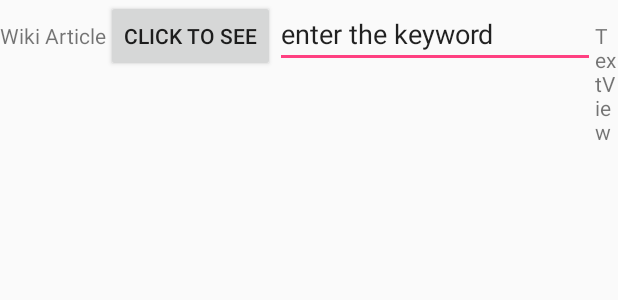
After one commit to vermas7988/laddu, an Android app: the layout activity_main2.xml on its own in the app's theme, with its tools: preview values and no code run, on a phone screen of 412 x 824 dp. The commit adds this screen. Shown: the top 300 px of the screen. Run offline under Robolectric (Android 15) with nearby library versions, the phone set to English and light mode, and no system bars; network calls fail.

Commit message:
Linking wiki with app

```diff
--- /dev/null
+++ b/app/src/main/java/com/yaka/calculator/Model.kt
@@ -0,0 +1,6 @@
+package com.yaka.calculator
+object Model {
+    data class Result(val query: Query)
+    data class Query(val searchinfo: SearchInfo)
+    data class SearchInfo(val totalhits: Int)
+}
--- /dev/null
+++ b/app/src/main/res/layout/activity_main2.xml
@@ -0,0 +1,45 @@
+<?xml version="1.0" encoding="utf-8"?>
+<LinearLayout xmlns:android="http://schemas.android.com/apk/res/android"
+    xmlns:app="http://schemas.android.com/apk/res-auto"
+    xmlns:tools="http://schemas.android.com/tools"
+    android:layout_width="match_parent"
+    android:layout_height="match_parent"
+    tools:context=".Main2Activity">
+
+    <TextView
+        android:id="@+id/textView"
+        android:layout_width="wrap_content"
+        android:layout_height="wrap_content"
+        android:text="TextView"
+        tools:layout_editor_absoluteX="163dp"
+        tools:layout_editor_absoluteY="4dp"
+        tools:text="Wiki Article" />
+
+    <Button
+        android:id="@+id/button"
+        android:layout_width="wrap_content"
+        android:layout_height="wrap_content"
+        android:onClick="onButton"
+        android:text="Button"
+        tools:layout_editor_absoluteX="151dp"
+        tools:layout_editor_absoluteY="40dp"
+        tools:text="Click to see" />
+
+    <EditText
+        android:id="@+id/thor"
+        android:layout_width="wrap_content"
+        android:layout_height="wrap_content"
+        android:ems="10"
+        android:inputType="textPersonName"
+        android:text="enter the keyword"
+        tools:layout_editor_absoluteX="84dp"
+        tools:layout_editor_absoluteY="109dp" />
+
+    <TextView
+        android:id="@+id/textView2"
+        android:layout_width="wrap_content"
+        android:layout_height="wrap_content"
+        android:text="TextView"
+        tools:layout_editor_absoluteX="163dp"
+        tools:layout_editor_absoluteY="245dp" />
+</LinearLayout>
--- a/app/src/main/res/values/colors.xml
+++ b/app/src/main/res/values/colors.xml
@@ -1,6 +1,6 @@
 <?xml version="1.0" encoding="utf-8"?>
 <resources>
-    <color name="colorPrimary">#3F51B5</color>
+    <color name="colorPrimary">#2c3faa</color>
     <color name="colorPrimaryDark">#303F9F</color>
     <color name="colorAccent">#FF4081</color>
 </resources>
```
Also changed, not shown: app/build.gradle (+7 -1 lines), app/src/main/AndroidManifest.xml (+5 -2 lines), app/src/main/java/com/yaka/calculator/Api.kt (added, +33 -0 lines), app/src/main/java/com/yaka/calculator/Main2Activity.kt (added, +48 -0 lines), app/src/main/java/com/yaka/calculator/MainActivity.kt (+43 -6 lines), app/src/main/res/layout/activity_main.xml (+69 -9 lines), app/src/main/res/drawable/add.png (added), app/src/main/res/drawable/divide.png (added), app/src/main/res/drawable/minus.png (added), app/src/main/res/drawable/multiply.png (added), app/src/main/res/mipmap-hdpi/calc.png (added), app/src/main/res/mipmap-mdpi/calc.png (added), app/src/main/res/mipmap-xhdpi/calc.png (added), app/src/main/res/mipmap-xxhdpi/calc.png (added), 1 more files.
